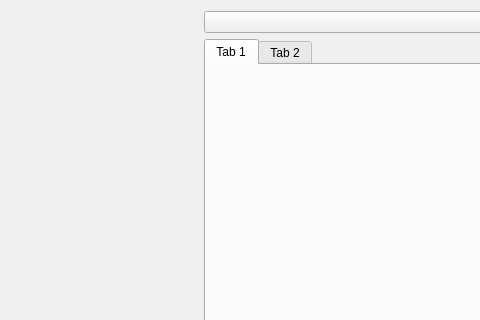
Before: the Qt Designer form ui/MainGUI.ui in NianZo/GraphicsPlayground, drawn with Qt 5; both pictures show x 227 to 707 and y 0 to 320 of the 855 by 489 pixel window.
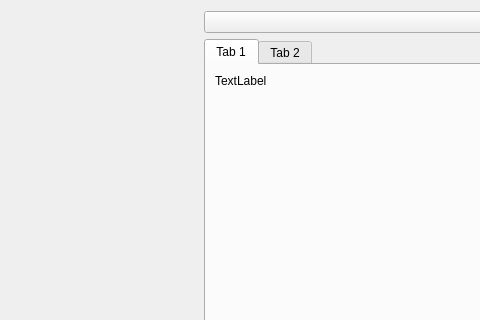
After: the same form once the commit is applied.

Commit message: Flesh out Vulkan test and add some info to GUI

Patch:
```diff
--- a/ui/MainGUI.ui
+++ b/ui/MainGUI.ui
@@ -67,9 +67,27 @@
        <item>
         <widget class="QTabWidget" name="tabWidget">
          <widget class="QWidget" name="tab">
+          <property name="sizePolicy">
+           <sizepolicy hsizetype="Expanding" vsizetype="Expanding">
+            <horstretch>0</horstretch>
+            <verstretch>0</verstretch>
+           </sizepolicy>
+          </property>
           <attribute name="title">
            <string>Tab 1</string>
           </attribute>
+          <layout class="QVBoxLayout" name="verticalLayout_5">
+           <item>
+            <widget class="QLabel" name="label_2">
+             <property name="text">
+              <string>TextLabel</string>
+             </property>
+             <property name="alignment">
+              <set>Qt::AlignLeading|Qt::AlignLeft|Qt::AlignTop</set>
+             </property>
+            </widget>
+           </item>
+          </layout>
          </widget>
          <widget class="QWidget" name="tab_2">
           <attribute name="title">
```
The commit also changes 3 other files.
